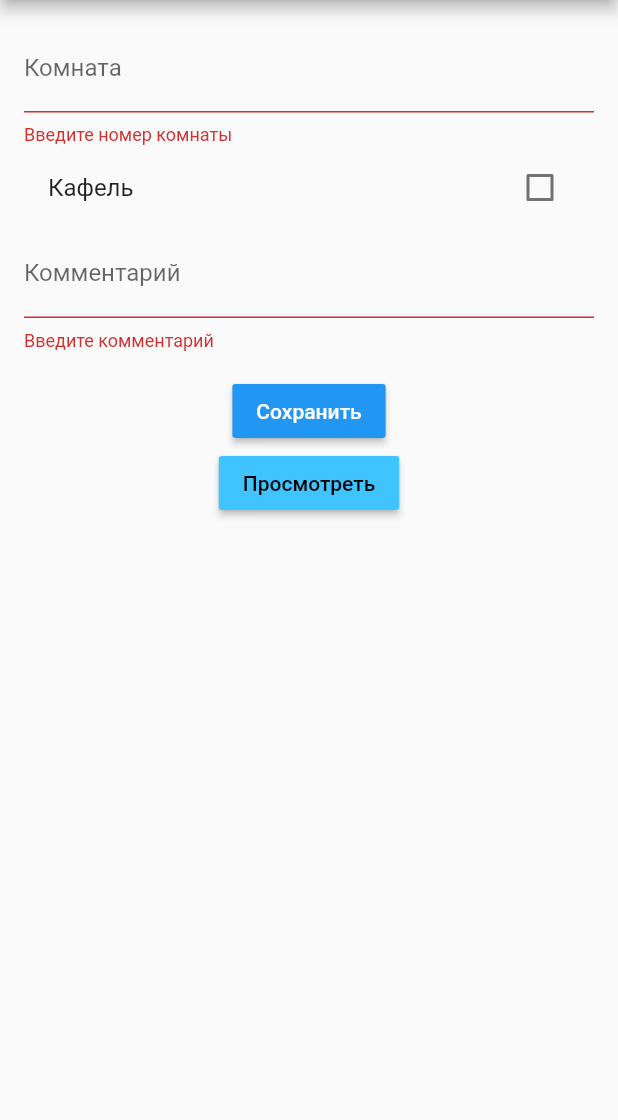
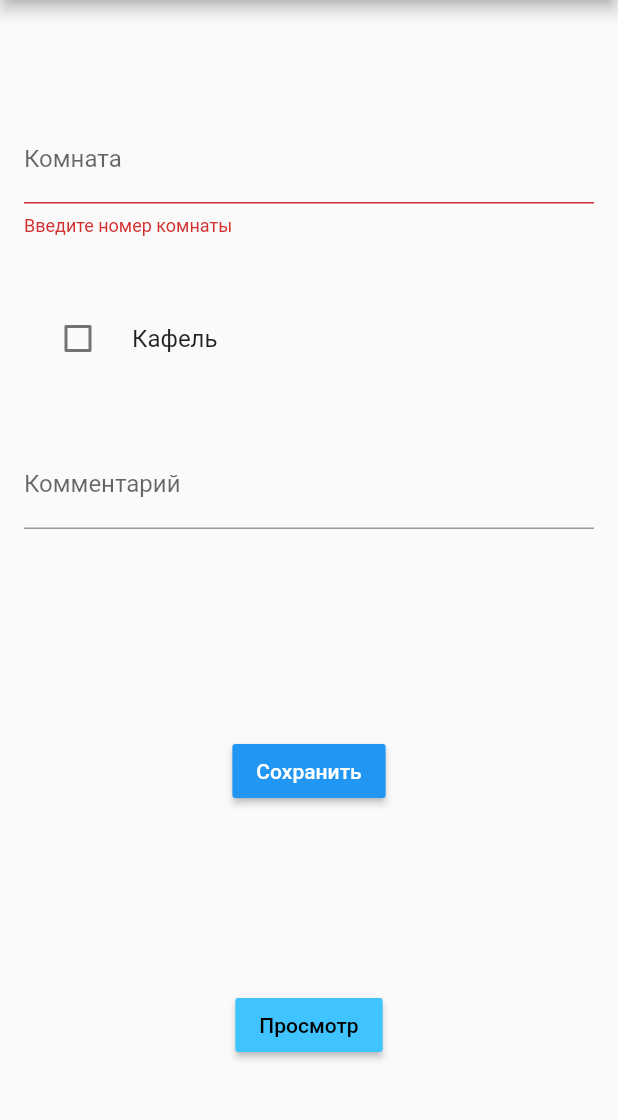
Before and after one commit to vlad-novikov/superlist, a Flutter app: the screen it shows after launch, after a tap on "Сохранить", on a phone screen of 412 x 824 dp, the part 84-1204 px from its top. Run offline on Flutter 3.47's test engine with Material 2 defaults, Android fonts, the phone set to English and light mode, and no system bars; our stand-ins replace date_time_picker, font_awesome_flutter, toggle_switch.

```diff
--- a/lib/main.dart
+++ b/lib/main.dart
@@ -69,14 +69,14 @@ class _MyHomePageState extends State<MyHomePage> {
 
       FormController formController = FormController();
 
-      _showSnackbar("Сохраняю заявку");
+      _showSnackbar("Сохраняю документ");
 
       // Submit 'feedbackForm' and save it in Google Sheets.
       formController.submitForm(feedbackForm, (String response) {
         print("Response: $response");
         if (response == FormController.STATUS_SUCCESS) {
           // Feedback is saved succesfully in Google Sheets.
-          _showSnackbar("Заявка сохранена");
+          _showSnackbar("Документ сохранен");
         } else {
           // Error Occurred while saving data in Google Sheets.
           _showSnackbar("Произошла ошибка!");
@@ -101,50 +101,19 @@ class _MyHomePageState extends State<MyHomePage> {
       ),
       body: Center(
         child: Column(
-          mainAxisAlignment: MainAxisAlignment.start,
+          mainAxisAlignment: MainAxisAlignment.spaceAround,
           children: <Widget>[
             Form(
                 key: _formKey,
                 child: Padding(
-                  padding: EdgeInsets.all(16),
+                  padding: EdgeInsets.all(16.0),
                   child: Column(
-                    crossAxisAlignment: CrossAxisAlignment.start,
+                    mainAxisAlignment: MainAxisAlignment.spaceAround,
+                    //crossAxisAlignment: CrossAxisAlignment.stretch,
                     children: <Widget>[
-
-                  /*
-                  DateTimePicker(
-                    controller: datetimeController,
-                    type: DateTimePickerType.date,
-                    dateMask: 'd MMM, yyyy',
-                    //initialValue: DateTime.now().toString(),
-                    firstDate: DateTime(DateTime.now().year ),
-                    lastDate: DateTime(DateTime.now().year + 1),
-                    icon: Icon(Icons.event),
-                    dateLabelText: 'Дата',
-                    timeLabelText: 'Время',
-                    selectableDayPredicate: (date) {
-                      // Disable weekend days to select from the calendar
-                      //if (date.weekday == 6 || date.weekday == 7) {
-                      //  return false;
-                      //}
-
-                      return true;
-                    },
-                    onChanged: (val) => print(val),
-                    validator: (val) {
-                      print(val);
-                      return null;
-                    },
-                    onSaved: (val) => print(val),
-                  ),
-
-
-                      TextFormField(
-                        controller: datetimeController,
-                        enabled: false,
-                        decoration: InputDecoration(labelText: 'Дата'),
-                      ),
-*/
+                      Column(
+                      mainAxisAlignment: MainAxisAlignment.spaceAround,
+                      children: [
 
                       TextFormField(
                         controller: roomController,
@@ -161,9 +130,12 @@ class _MyHomePageState extends State<MyHomePage> {
                         decoration: InputDecoration(labelText: 'Комната'),
                       ),
 
+                      Padding(
+                            padding: EdgeInsets.symmetric(vertical: 40.0),
+                            child:
                         CheckboxListTile(
                           title: Text("Кафель"),
-
+                          controlAffinity: ListTileControlAffinity.leading,
                           value: _isChecked,
                           onChanged: (value) {
                             setState(() {
@@ -171,51 +143,13 @@ class _MyHomePageState extends State<MyHomePage> {
                             });
                           },
                         ),
-
-
-                      //ToggleSwitch(
-                      //  minWidth: 90.0,
-                      //  cornerRadius: 20.0,
-                      //  activeBgColors: [Colors.green,Colors.red],
-                      //  activeFgColor: Colors.white,
-                      //  inactiveBgColor: Colors.grey,
-                      //  inactiveFgColor: Colors.white,
-                      //  labels: ['ДА', 'НЕТ'],
-                      //  icons: [FontAwesomeIcons.check, FontAwesomeIcons.times],
-                      //  onToggle: (index) {
-                      //    print('switched to: $index');
-                      //  },
-                      //),
-                      /*TextFormField(
-                          controller: mobileNoController,
-                          //validator: (value) {
-                          //if (value.trim().length != 10) {
-                          //  return 'Enter 10 Digit Mobile Number';
-                          //}
-                          return null;
-                        },
-
-                        inputFormatters: [
-                          FilteringTextInputFormatter.allow(RegExp('[0-9]')),
-                        ],
-
-
-                        keyboardType: TextInputType.number,
-                        decoration: InputDecoration(
-                          labelText: 'Телефон',
                       ),
-                      ),*/
                       TextFormField(
                         controller: feedbackController,
-                        validator: (value) {
-                          if (value.isEmpty) {
-                            return 'Введите комментарий';
-                          }
-                          return null;
-                        },
                         keyboardType: TextInputType.multiline,
                         decoration: InputDecoration(labelText: 'Комментарий'),
                       ),
+                      ])
                     ],
                   ),
                 )),
@@ -235,10 +169,15 @@ class _MyHomePageState extends State<MyHomePage> {
                       builder: (context) => FeedbackListScreen(),
                     ));
               },
-              child: Text('Просмотреть'),
+              child: Text('Просмотр'),
             ),
+
+
+
           ],
         ),
+
+
       ),
     );
   }
```
Also changed, not shown: 1 other file. Lines whose indentation alone changed are shown as unchanged.
